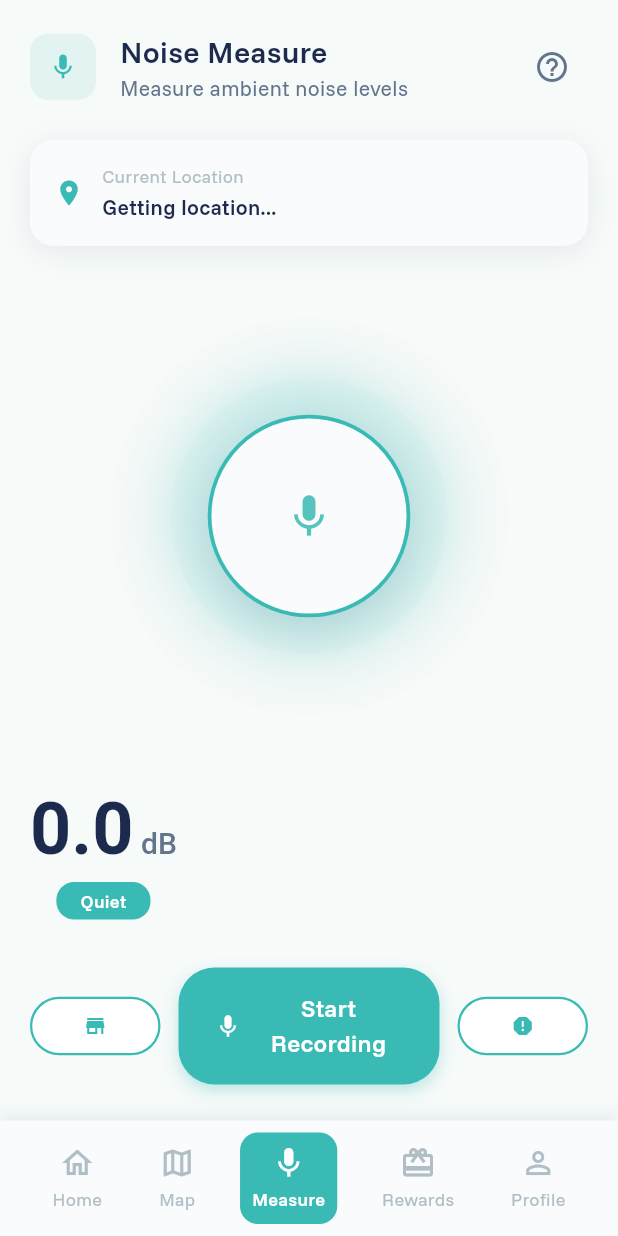
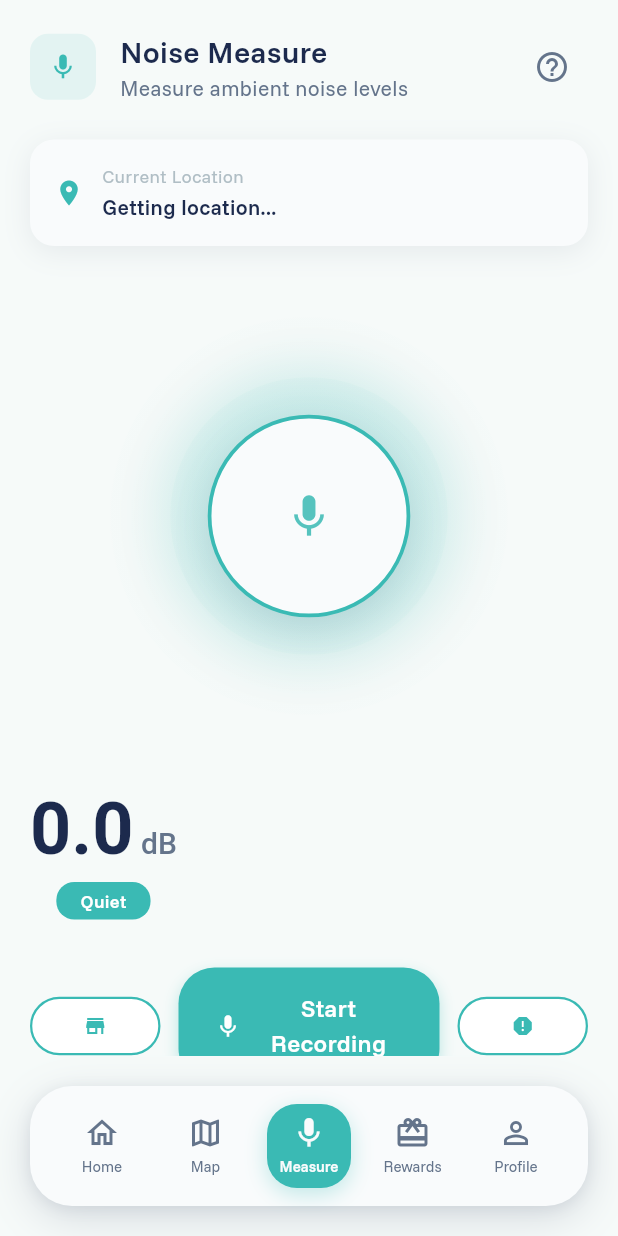
Before and after one commit to HushSense/hush-sense-mobile-app, a Flutter app: the MainNavigationScreen screen opened directly, on a phone screen of 412 x 824 dp. Run offline on Flutter 3.47's test engine with Material 3 defaults, Android fonts, the phone set to English and light mode, and no system bars; our stand-ins replace firebase_auth, firebase_core, flutter_animate, flutter_riverpod, google_maps_flutter, hive and 1 more; accounts and stored records are empty.

Commit message:
Refactor MainNavigationScreen to include a custom animated bottom navigation bar. Introduce haptic feedback on navigation item taps and enhance the indicator animation for smoother transitions. Update navigation item layout and styling for improved visual consistency.

```diff
--- a/lib/presentation/screens/main_navigation_screen.dart
+++ b/lib/presentation/screens/main_navigation_screen.dart
@@ -3,6 +3,7 @@ import 'package:flutter_riverpod/flutter_riverpod.dart';
 import 'package:hush_sense/presentation/screens/capture_screen.dart';
 
 import '../../core/constants/app_constants.dart';
+import '../../core/utils/haptic_feedback.dart';
 import 'home_screen.dart';
 import 'map_screen.dart';
 import 'rewards_screen.dart';
@@ -16,8 +17,11 @@ class MainNavigationScreen extends ConsumerStatefulWidget {
       _MainNavigationScreenState();
 }
 
-class _MainNavigationScreenState extends ConsumerState<MainNavigationScreen> {
+class _MainNavigationScreenState extends ConsumerState<MainNavigationScreen>
+    with TickerProviderStateMixin {
   int _currentIndex = 2; // Start with Measure screen as it's the main feature
+  late AnimationController _indicatorController;
+  late Animation<double> _indicatorAnimation;
 
   final List<Widget> _screens = [
     const HomeScreen(),
@@ -28,95 +32,207 @@ class _MainNavigationScreenState extends ConsumerState<MainNavigationScreen> {
   ];
 
   @override
+  void initState() {
+    super.initState();
+    _indicatorController = AnimationController(
+      duration: const Duration(milliseconds: 300),
+      vsync: this,
+    );
+    _indicatorAnimation = Tween<double>(
+      begin: _currentIndex.toDouble(),
+      end: _currentIndex.toDouble(),
+    ).animate(CurvedAnimation(
+      parent: _indicatorController,
+      curve: AppConstants.easeInOutCubic,
+    ));
+  }
+
+  @override
+  void dispose() {
+    _indicatorController.dispose();
+    super.dispose();
+  }
+
+  @override
   Widget build(BuildContext context) {
     return Scaffold(
       body: IndexedStack(index: _currentIndex, children: _screens),
-      bottomNavigationBar: Container(
+      bottomNavigationBar: _FloatingNavBar(
+        currentIndex: _currentIndex,
+        indicatorAnimation: _indicatorAnimation,
+        onTap: _setIndex,
+      ),
+    );
+  }
+
+  void _setIndex(int index) {
+    if (index == _currentIndex) return;
+
+    HushHaptics.lightTap();
+
+    _indicatorAnimation = Tween<double>(
+      begin: _currentIndex.toDouble(),
+      end: index.toDouble(),
+    ).animate(CurvedAnimation(
+      parent: _indicatorController,
+      curve: AppConstants.easeInOutCubic,
+    ));
+
+    setState(() {
+      _currentIndex = index;
+    });
+
+    _indicatorController.forward(from: 0.0);
+  }
+}
+
+class _FloatingNavBar extends StatelessWidget {
+  final int currentIndex;
+  final Animation<double> indicatorAnimation;
+  final Function(int) onTap;
+
+  const _FloatingNavBar({
+    required this.currentIndex,
+    required this.indicatorAnimation,
+    required this.onTap,
+  });
+
+  @override
+  Widget build(BuildContext context) {
+    return Container(
+      margin: const EdgeInsets.all(20),
+      child: Container(
+        height: 80,
         decoration: BoxDecoration(
           color: AppConstants.surfaceColor,
+          borderRadius: BorderRadius.circular(28),
           boxShadow: [
             BoxShadow(
-              color: AppConstants.textPrimary.withValues(alpha: 0.1),
-              blurRadius: 10,
-              offset: const Offset(0, -2),
+              color: AppConstants.deepBlue.withValues(alpha: 0.15),
+              blurRadius: 24,
+              offset: const Offset(0, 8),
+              spreadRadius: 0,
+            ),
+            BoxShadow(
+              color: AppConstants.deepBlue.withValues(alpha: 0.08),
+              blurRadius: 8,
+              offset: const Offset(0, 2),
+              spreadRadius: 0,
             ),
           ],
         ),
-        child: SafeArea(
-          child: Padding(
-            padding: const EdgeInsets.symmetric(
-              horizontal: AppConstants.paddingM,
-              vertical: AppConstants.paddingS,
-            ),
-            child: Row(
-              mainAxisAlignment: MainAxisAlignment.spaceAround,
+        child: LayoutBuilder(
+          builder: (context, constraints) {
+            return Stack(
               children: [
-                _NavigationItem(
-                  icon: Icons.home_outlined,
-                  activeIcon: Icons.home,
-                  label: 'Home',
-                  isActive: _currentIndex == 0,
-                  onTap: () => _setIndex(0),
+                // Animated indicator
+                AnimatedBuilder(
+                  animation: indicatorAnimation,
+                  builder: (context, child) {
+                    return Positioned(
+                      left: _getIndicatorPosition(indicatorAnimation.value, constraints.maxWidth),
+                      top: 12,
+                      child: Container(
+                        width: 56,
+                        height: 56,
+                        decoration: BoxDecoration(
+                          color: AppConstants.primaryTeal,
+                          borderRadius: BorderRadius.circular(20),
+                          boxShadow: [
+                            BoxShadow(
+                              color: AppConstants.primaryTeal.withValues(alpha: 0.3),
+                              blurRadius: 12,
+                              offset: const Offset(0, 4),
+                            ),
+                          ],
+                        ),
+                      ),
+                    );
+                  },
                 ),
-                _NavigationItem(
-                  icon: Icons.map_outlined,
-                  activeIcon: Icons.map,
-                  label: 'Map',
-                  isActive: _currentIndex == 1,
-                  onTap: () => _setIndex(1),
-                ),
-                _NavigationItem(
-                  icon: Icons.mic_outlined,
-                  activeIcon: Icons.mic,
-                  label: 'Measure',
-                  isActive: _currentIndex == 2,
-                  onTap: () => _setIndex(2),
-                  isPrimary: true,
-                ),
-                _NavigationItem(
-                  icon: Icons.card_giftcard_outlined,
-                  activeIcon: Icons.card_giftcard,
-                  label: 'Rewards',
-                  isActive: _currentIndex == 3,
-                  onTap: () => _setIndex(3),
-                ),
-                _NavigationItem(
-                  icon: Icons.person_outline,
-                  activeIcon: Icons.person,
-                  label: 'Profile',
-                  isActive: _currentIndex == 4,
-                  onTap: () => _setIndex(4),
+                // Navigation items - centered vertically
+                Padding(
+                  padding: const EdgeInsets.symmetric(horizontal: 20, vertical: 12),
+                  child: Row(
+                    mainAxisAlignment: MainAxisAlignment.spaceBetween,
+                    children: [
+                      _NavItem(
+                        icon: Icons.home_outlined,
+                        activeIcon: Icons.home,
+                        label: 'Home',
+                        isActive: currentIndex == 0,
+                        onTap: () => onTap(0),
+                      ),
+                      _NavItem(
+                        icon: Icons.map_outlined,
+                        activeIcon: Icons.map,
+                        label: 'Map',
+                        isActive: currentIndex == 1,
+                        onTap: () => onTap(1),
+                      ),
+                      _NavItem(
+                        icon: Icons.mic_outlined,
+                        activeIcon: Icons.mic,
+                        label: 'Measure',
+                        isActive: currentIndex == 2,
+                        onTap: () => onTap(2),
+                      ),
+                      _NavItem(
+                        icon: Icons.card_giftcard_outlined,
+                        activeIcon: Icons.card_giftcard,
+                        label: 'Rewards',
+                        isActive: currentIndex == 3,
+                        onTap: () => onTap(3),
+                      ),
+                      _NavItem(
+                        icon: Icons.person_outline,
+                        activeIcon: Icons.person,
+                        label: 'Profile',
+                        isActive: currentIndex == 4,
+                        onTap: () => onTap(4),
+                      ),
+                    ],
+                  ),
                 ),
               ],
-            ),
-          ),
+            );
+          },
         ),
       ),
     );
   }
 
-  void _setIndex(int index) {
-    setState(() {
-      _currentIndex = index;
-    });
+  double _getIndicatorPosition(double animationValue, double containerWidth) {
+    // Calculate accurate position based on actual container width
+    const double horizontalPadding = 20.0;
+    const double itemWidth = 56.0;
+
+    // Available width for items after padding
+    final double availableWidth = containerWidth - (horizontalPadding * 2);
+
+    // Space between items (4 gaps for 5 items)
+    final double spaceBetweenItems = (availableWidth - (5 * itemWidth)) / 4;
+
+    // Calculate position for each item
+    final double itemPosition = horizontalPadding + (animationValue * (itemWidth + spaceBetweenItems));
+
+    return itemPosition;
   }
 }
 
-class _NavigationItem extends StatelessWidget {
+class _NavItem extends StatelessWidget {
   final IconData icon;
   final IconData activeIcon;
   final String label;
   final bool isActive;
   final VoidCallback onTap;
-  final bool isPrimary;
 
-  const _NavigationItem({
+  const _NavItem({
     required this.icon,
     required this.activeIcon,
     required this.label,
     required this.isActive,
     required this.onTap,
-    this.isPrimary = false,
   });
 
   @override
@@ -124,38 +240,34 @@ class _NavigationItem extends StatelessWidget {
     return GestureDetector(
       onTap: onTap,
       child: Container(
-        padding: const EdgeInsets.symmetric(
-          horizontal: AppConstants.paddingS,
-          vertical: AppConstants.paddingS,
-        ),
-        decoration: BoxDecoration(
-          color: isActive
-              ? (isPrimary
-                    ? AppConstants.primaryColor
-                    : AppConstants.primaryColor.withValues(alpha: 0.1))
-              : Colors.transparent,
-          borderRadius: BorderRadius.circular(AppConstants.radiusM),
-        ),
+        width: 56,
+        height: 56,
         child: Column(
-          mainAxisSize: MainAxisSize.min,
+          mainAxisAlignment: MainAxisAlignment.center,
           children: [
-            Icon(
-              isActive ? activeIcon : icon,
-              size: AppConstants.iconSizeM,
-              color: isActive
-                  ? (isPrimary ? Colors.white : AppConstants.primaryColor)
-                  : AppConstants.textTertiary,
+            AnimatedSwitcher(
+              duration: const Duration(milliseconds: 200),
+              child: Icon(
+                isActive ? activeIcon : icon,
+                key: ValueKey(isActive),
+                size: 24,
+                color: isActive
+                    ? AppConstants.surfaceColor
+                    : AppConstants.textSecondary,
+              ),
             ),
-            const SizedBox(height: AppConstants.paddingXS),
-            Text(
-              label,
+            const SizedBox(height: 4),
+            AnimatedDefaultTextStyle(
+              duration: const Duration(milliseconds: 200),
               style: TextStyle(
-                fontSize: 12,
+                fontSize: 10,
                 fontWeight: isActive ? FontWeight.w600 : FontWeight.w500,
                 color: isActive
-                    ? (isPrimary ? Colors.white : AppConstants.primaryColor)
-                    : AppConstants.textTertiary,
+                    ? AppConstants.surfaceColor
+                    : AppConstants.textSecondary,
+                fontFamily: 'Funnel Sans',
               ),
+              child: Text(label),
             ),
           ],
         ),
```
